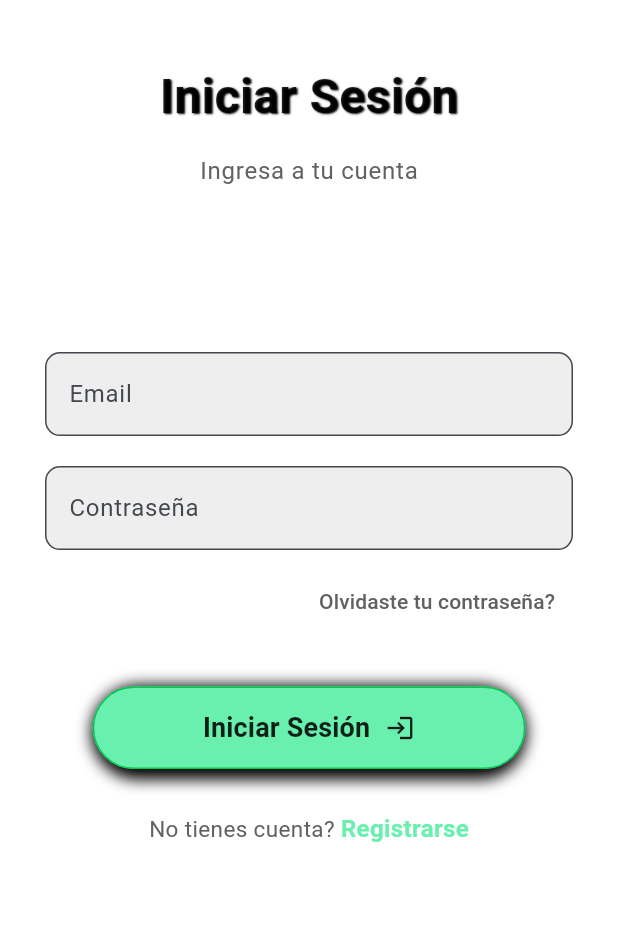
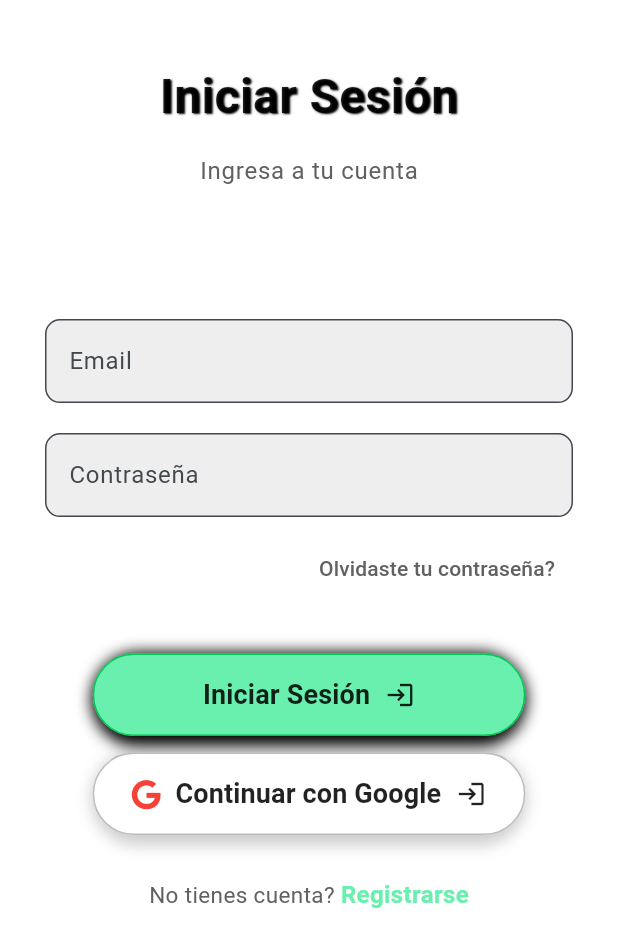
Before and after one commit to juantaborda27/Chick_Stell-Repository, a Flutter app: the screen it shows after launch, on a phone screen of 412 x 824 dp. Shown: the top 947 px of the screen. Run offline on Flutter 3.47's test engine with Material 3 defaults, Android fonts, the phone set to English and light mode, and no system bars; our stand-ins replace animate_do, cloud_firestore, firebase_auth, firebase_core, font_awesome_flutter, get and 2 more; accounts and stored records are empty.

Commit message:
Modificaciones inicio de sesion con google implemntado

```diff
--- a/chick_stell_view/lib/views/login/login.dart
+++ b/chick_stell_view/lib/views/login/login.dart
@@ -1,8 +1,11 @@
 import 'package:animate_do/animate_do.dart';
 import 'package:chick_stell_view/controllers/auth_controller.dart';
 import 'package:flutter/material.dart';
+import 'package:font_awesome_flutter/font_awesome_flutter.dart';
 import 'package:get/get.dart';
 
+
+// ignore: must_be_immutable
 class LoginPage extends StatelessWidget {
   AuthController authController = Get.put(AuthController());
   final TextEditingController emailController = TextEditingController();
@@ -82,6 +85,13 @@ class LoginPage extends StatelessWidget {
             FadeInUp(
               duration: const Duration(milliseconds: 1400),
               child: _buildLoginButton(screenSize),
+            ),
+
+            const SizedBox(height: 5),
+
+            FadeInUp(
+              duration: const Duration(milliseconds: 1400),
+              child: _buildGoogleLoginButton(screenSize),
             ),
 
             const SizedBox(height: 25),
@@ -196,6 +206,58 @@ class LoginPage extends StatelessWidget {
     );
   }
 
+  // Google
+  Widget _buildGoogleLoginButton(Size screenSize) {
+  final controller = Get.find<AuthController>();
+
+  return Container(
+    width: screenSize.width * 0.7,
+    padding: const EdgeInsets.only(top: 3, bottom: 3),
+    decoration: BoxDecoration(
+      borderRadius: BorderRadius.circular(50),
+      boxShadow: [
+        BoxShadow(
+          spreadRadius: 1,
+          blurRadius: 8,
+          offset: const Offset(0, 3),
+          color: Colors.grey.withOpacity(0.5),
+        ),
+      ],
+    ),
+    child: MaterialButton(
+      minWidth: double.infinity,
+      height: 55,
+      onPressed: controller.loginWithGoogle,
+      color: Colors.white,
+      elevation: 0,
+      shape: RoundedRectangleBorder(
+        borderRadius: BorderRadius.circular(50),
+        side: const BorderSide(color: Colors.black26),
+      ),
+      child: Row(
+        mainAxisAlignment: MainAxisAlignment.center,
+        children: [
+          const FaIcon(FontAwesomeIcons.google, color: Colors.red, size: 20),
+          const SizedBox(width: 10),
+          const Text(
+            'Continuar con Google',
+            style: TextStyle(
+              fontWeight: FontWeight.w600,
+              fontSize: 18,
+              color: Colors.black87,
+            ),
+          ),
+          const SizedBox(width: 10),
+          FadeIn(
+            delay: const Duration(milliseconds: 1600),
+            child: const Icon(Icons.login, size: 20),
+          ),
+        ],
+      ),
+    ),
+  );
+}
+
   Widget _buildSignUpLink() {
     return Row(
       mainAxisAlignment: MainAxisAlignment.center,
--- a/chick_stell_view/lib/views/main_views/monitoreo/monitoreo_view.dart
+++ b/chick_stell_view/lib/views/main_views/monitoreo/monitoreo_view.dart
@@ -1,9 +1,7 @@
 import 'package:chick_stell_view/controllers/warehouse_controller.dart';
-import 'package:chick_stell_view/views/main_views/monitoreo/widgets/alert_view.dart';
 import 'package:chick_stell_view/views/main_views/monitoreo/widgets/information_galpon.dart';
 import 'package:chick_stell_view/views/main_views/monitoreo/widgets/metric_card.dart';
 import 'package:chick_stell_view/views/main_views/monitoreo/widgets/search_galpon.dart';
-import 'package:chick_stell_view/views/main_views/monitoreo/widgets/ventilador.dart';
 import 'package:chick_stell_view/views/main_views/monitoreo/widgets/ware_house_header.dart';
 import 'package:chick_stell_view/views/main_views/monitoreo/widgets/ware_house_selector.dart';
 import 'package:flutter/material.dart';
@@ -46,6 +44,7 @@ class MonitoreoView extends StatelessWidget {
   }
 
 
+  // ignore: unused_element
   Widget _buildMetricsGrid() {
   return GridView.count(
     crossAxisCount: 2,
--- a/chick_stell_view/pubspec.yaml
+++ b/chick_stell_view/pubspec.yaml
@@ -46,6 +46,8 @@ dependencies:
   firebase_auth: ^5.5.2
   get_storage: ^2.1.1
   firebase_storage: ^12.4.5
+  google_sign_in: ^6.3.0
+  font_awesome_flutter: ^10.8.0
 
 dev_dependencies:
   flutter_test:
```
Also changed, not shown: chick_stell_view/lib/controllers/auth_controller.dart (+21 -0 lines), chick_stell_view/lib/services/auth_service.dart (+41 -1 lines), chick_stell_view/pubspec.lock, 2 other files.
